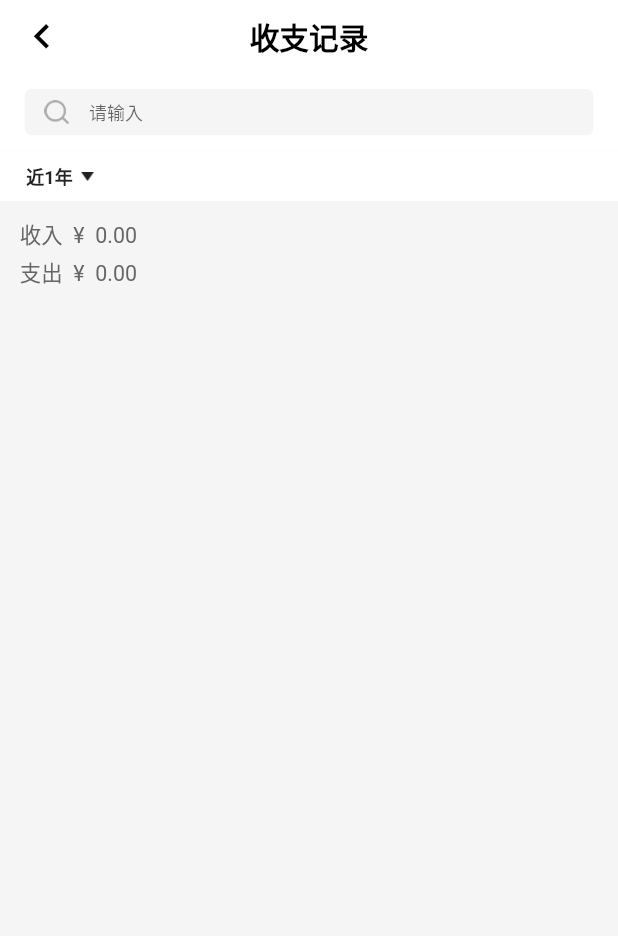
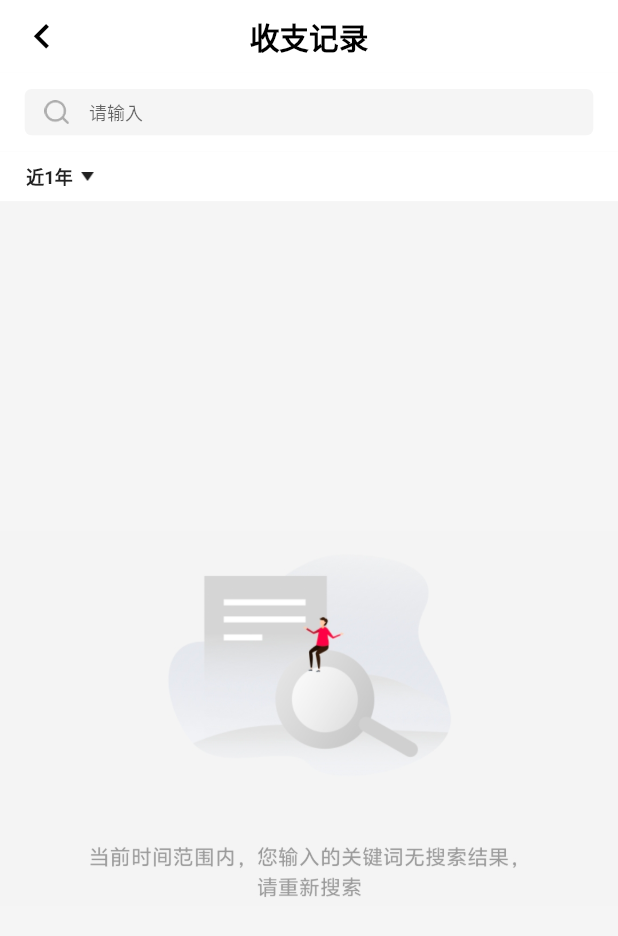
Before and after one commit to 1df3bobo/boc, a Flutter app: the SearchListPage widget shown alone on an empty page, opened directly, on a phone screen of 412 x 824 dp. Shown: the top 936 px of the screen. Run offline on Flutter 3.47's test engine with Material 3 defaults, Android fonts, the phone set to English and light mode, and no system bars; our stand-ins replace azlistview, cached_network_image, camera, card_swiper, dio, event_bus and 8 more; missing offline and left inert: flutter_inappwebview, lpinyin, popup_menu, scrollview_observer, sp_util; network calls fail; Roboto replaces fonts that are missing (cbc); statements that could not run were skipped.

Commit message:
fix(*):搜索空状态

```diff
--- a/boc/lib/pages/tabs/mine/sz_records/search_list/search_list_view.dart
+++ b/boc/lib/pages/tabs/mine/sz_records/search_list/search_list_view.dart
@@ -138,17 +138,23 @@ class SearchListPage extends BaseStateless {
               right: 16.w,
             ),
           ),
+          state.list.length == 0 ? Expanded(child: Column(
+            mainAxisAlignment: MainAxisAlignment.center,
+            children: [
+              Image(image: 'search_list_empty'.png3x, width: 1.sw, fit: BoxFit.fitWidth)
+            ],
+          )) :
           BaseText(
             text: '收入 ¥ ${state.incomeTotal.bankBalance}',
             fontSize: 13,
             color: Color(0xff666666),
           ).withPadding(top: 10.w, left: 12.w),
-          BaseText(
+          state.list.length == 0 ? SizedBox.shrink() : BaseText(
             text: '支出 ¥ ${state.expensesTotal.bankBalance}',
             fontSize: 13,
             color: Color(0xff666666),
           ).withPadding(top: 4.w, left: 12.w,bottom: 12.w),
-          refreshWidget(
+          state.list.length == 0 ? SizedBox.shrink() : refreshWidget(
             child: ListView.separated(
                 controller: state.controller,
                 itemBuilder: (context, index) {
--- a/boc/lib/pages/tabs/mine/sz_records/sz_records_logic.dart
+++ b/boc/lib/pages/tabs/mine/sz_records/sz_records_logic.dart
@@ -38,6 +38,7 @@ class SzRecordsLogic extends GetxController {
       }
     }
   }
+
 
   Future getData1() async{
     print('pagePayment 0000 ${state.szData.toJson()}');
```
Also changed, not shown: boc/lib/pages/tabs/home/component/function_banner_widget.dart (+0 -9 lines), boc/assets/images/search_list_empty@3x.png (added), 2 other files.
